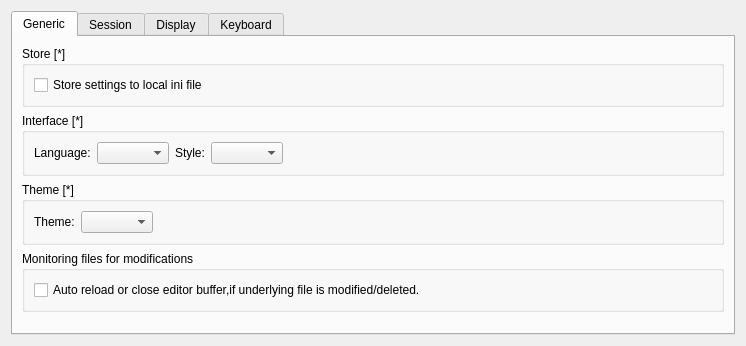
Before: the Qt Designer form liteidex/src/liteapp/liteappoption.ui in visualfc/liteide, drawn with Qt 5.
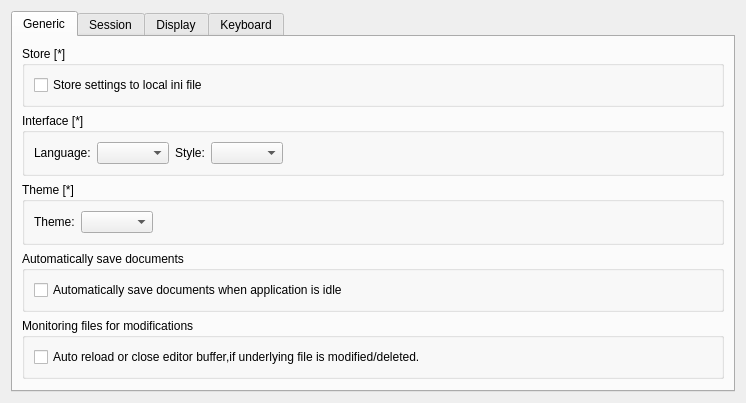
After: the same form once the commit is applied.

Commit message: add idle save documents option

Patch:
```diff
--- a/liteidex/src/liteapp/liteappoption.ui
+++ b/liteidex/src/liteapp/liteappoption.ui
@@ -122,6 +122,22 @@
          </layout>
         </widget>
        </item>
+       <item>
+        <widget class="QGroupBox" name="groupBox_10">
+         <property name="title">
+          <string>Automatically save documents</string>
+         </property>
+         <layout class="QVBoxLayout" name="verticalLayout_9">
+          <item>
+           <widget class="QCheckBox" name="autoIdleSaveDocumentsCheckBox">
+            <property name="text">
+             <string>Automatically save documents when application is idle</string>
+            </property>
+           </widget>
+          </item>
+         </layout>
+        </widget>
+       </item>
        <item>
         <widget class="QGroupBox" name="groupBox_5">
          <property name="title">
```
Left out of the diff: 1 changed line with no effect on the pictures. The commit also changes 6 other files.
